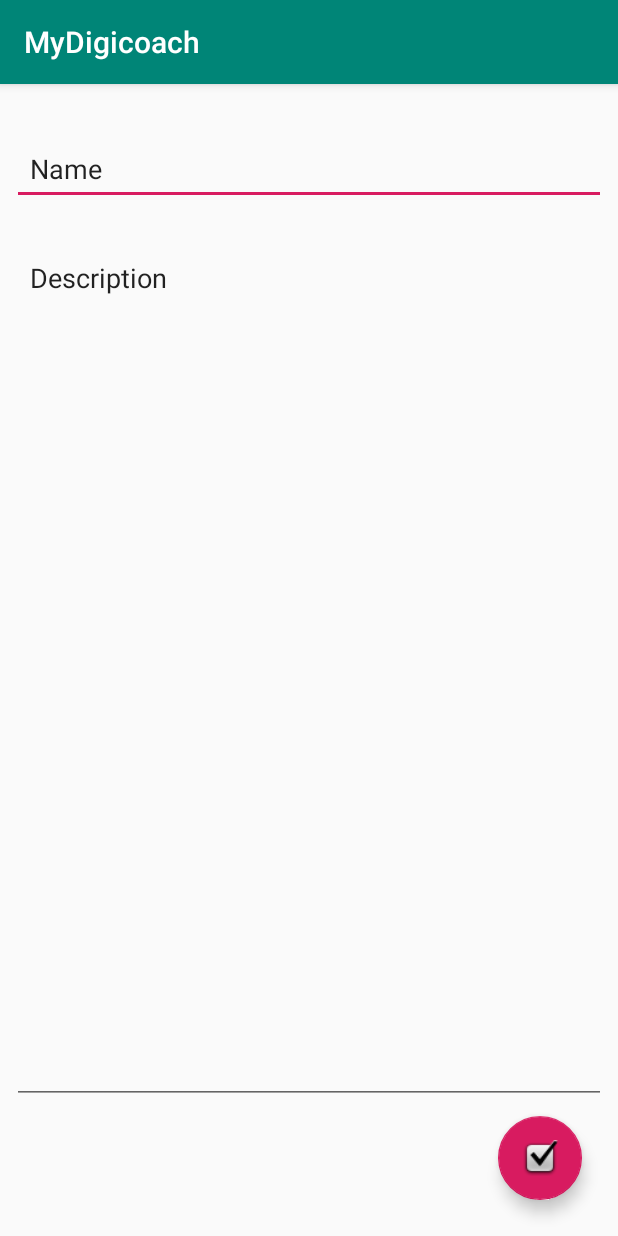
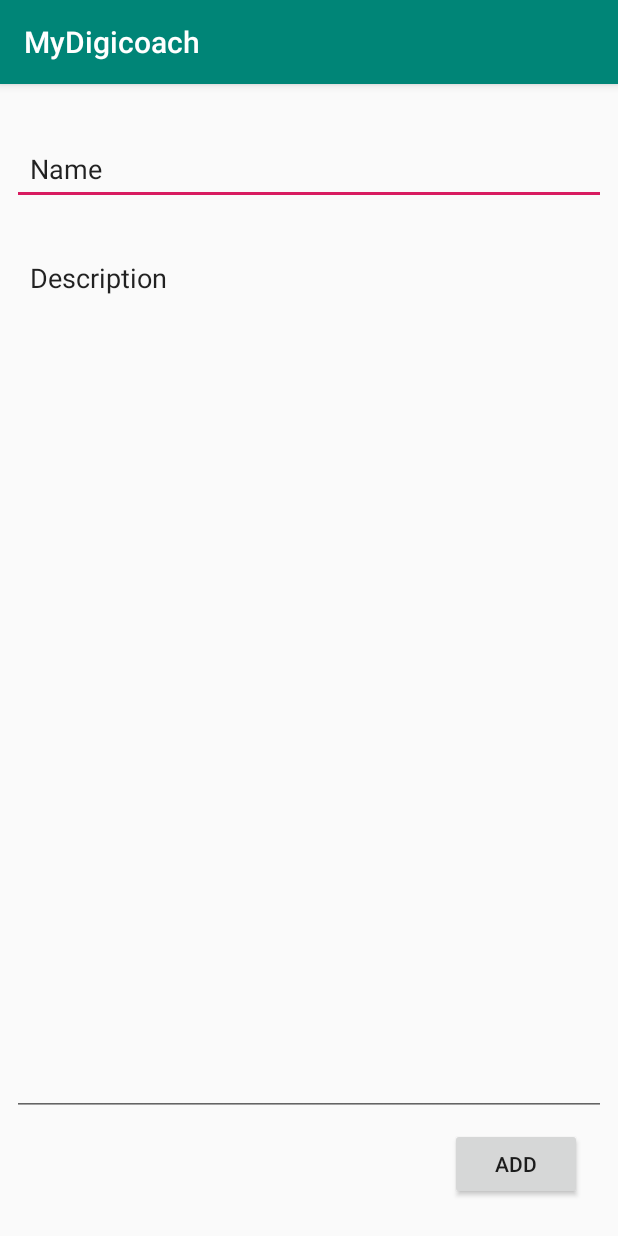
Before and after one commit to blonsky95/DigiCoachAndroid, an Android app: the ExerciseLab screen opened directly, with no data from a screen before it, on a phone screen of 412 x 824 dp. Run offline under Robolectric (Android 15) with nearby library versions, the phone set to English and light mode, and no system bars; our stand-ins replace Room's generated code, Timber.

Commit message:
- modified constraint layout and added ktx coroutines implementation - enabled the suspend function by adding it in the repo to the method - used a snackbar - usage yet to modify

```diff
--- a/app/src/main/java/com/tatoe/mydigicoach/DataViewModel.kt
+++ b/app/src/main/java/com/tatoe/mydigicoach/DataViewModel.kt
@@ -11,6 +11,7 @@ import kotlinx.coroutines.CoroutineScope
 import kotlinx.coroutines.Dispatchers
 import kotlinx.coroutines.SupervisorJob
 import kotlinx.coroutines.launch
+import timber.log.Timber
 
 class DataViewModel(application: Application) : AndroidViewModel(application) {
 
@@ -34,6 +35,7 @@ class DataViewModel(application: Application) : AndroidViewModel(application) {
     }
 
     fun insert(newExercise: Exercise) = viewModelScope.launch {
+        Timber.d("data view model - insert called")
         repository.insert(newExercise)
     }
 
--- a/app/src/main/java/com/tatoe/mydigicoach/ExerciseRepository.kt
+++ b/app/src/main/java/com/tatoe/mydigicoach/ExerciseRepository.kt
@@ -2,12 +2,15 @@ package com.tatoe.mydigicoach
 
 import com.tatoe.mydigicoach.database.ExerciseDao
 import com.tatoe.mydigicoach.entity.Exercise
+import timber.log.Timber
 
 class ExerciseRepository (private val exerciseDao: ExerciseDao) {
 
     val allExercises: androidx.lifecycle.LiveData<List<Exercise>> = exerciseDao.getAll()
 
     suspend fun insert (exercise: Exercise) {
-        exerciseDao.addExercise(exercise)
+        var rowId = exerciseDao.addExercise(exercise)
+        Timber.d("new exercise, row: $rowId")
+        //todo add snackbar + check if returns row id - if it does put success message
     }
 }
--- a/app/src/main/java/com/tatoe/mydigicoach/database/ExerciseDao.kt
+++ b/app/src/main/java/com/tatoe/mydigicoach/database/ExerciseDao.kt
@@ -15,7 +15,7 @@ interface ExerciseDao {
     fun insertAll(vararg exercise: Exercise)
 
     @Insert
-    fun addExercise(exercise: Exercise)
+    suspend fun addExercise(exercise: Exercise) : Long
 
     @Delete
     fun delete(exercise: Exercise)
--- a/app/src/main/java/com/tatoe/mydigicoach/ui/BlockLab.kt
+++ b/app/src/main/java/com/tatoe/mydigicoach/ui/BlockLab.kt
@@ -12,6 +12,10 @@ class BlockLab : AppCompatActivity() {
         super.onCreate(savedInstanceState)
         setContentView(R.layout.activity_block_lab)
 
+        //todo display list of exercises - modify the method for retrieving all the exercises
+
+        // add the delete as well
+
         button4.setOnClickListener {
             var intent = Intent(this, ExerciseLab::class.java)
             startActivity(intent)
--- a/app/src/main/java/com/tatoe/mydigicoach/ui/ExerciseLab.kt
+++ b/app/src/main/java/com/tatoe/mydigicoach/ui/ExerciseLab.kt
@@ -1,12 +1,15 @@
 package com.tatoe.mydigicoach.ui
 
 import android.os.Bundle
+import android.view.View
 import androidx.appcompat.app.AppCompatActivity
 import androidx.lifecycle.ViewModelProviders
+import com.google.android.material.snackbar.Snackbar
 import com.tatoe.mydigicoach.DataViewModel
 import com.tatoe.mydigicoach.R
 import com.tatoe.mydigicoach.entity.Exercise
 import kotlinx.android.synthetic.main.activity_exercise_lab.*
+import timber.log.Timber
 
 class ExerciseLab : AppCompatActivity() {
 
@@ -18,30 +21,24 @@ class ExerciseLab : AppCompatActivity() {
         super.onCreate(savedInstanceState)
         setContentView(R.layout.activity_exercise_lab)
 
+        var view = exercise_lab_layout as View
+
         dataViewModel = ViewModelProviders.of(this).get(DataViewModel::class.java)
 
 
-        floatingActionButton.setOnClickListener {
+        addExerciseButton.setOnClickListener {
             exerciseName=EditText1.text.trim().toString()
             exerciseDesc=editText2.text.trim().toString()
 
             var newExercise = Exercise(exerciseName,exerciseDesc)
+
+            Timber.d("New exercise - built: ${newExercise.name} ${newExercise.description}")
             dataViewModel.insert(newExercise)
+            val mySnackbar = Snackbar.make(view, "adding new exercise", Snackbar.LENGTH_LONG)
+            //todo update snackbar when you get a succesfull exercise added
+            mySnackbar.show()
 
 
-
-            //todo use a coroutine to store the exercise
-            //todo use another DAO method to check if it has been updated
-            //todo check for autoincrement and why am i providing it as a parameter
-            //todo add navigation so can circulate through app
-//            GlobalScope.launch {
-//                db.todoDao().insertAll(TodoEntry("Title", "Content"))
-//                data = db.todoDao().getAll()
-//
-//                data?.forEach {
-//                    println(it)
-//                }
-//            }
         }
     }
 }
--- a/app/src/main/res/layout/activity_block_lab.xml
+++ b/app/src/main/res/layout/activity_block_lab.xml
@@ -1,5 +1,5 @@
 <?xml version="1.0" encoding="utf-8"?>
-<android.support.constraint.ConstraintLayout
+<androidx.constraintlayout.widget.ConstraintLayout
         xmlns:android="http://schemas.android.com/apk/res/android"
         xmlns:tools="http://schemas.android.com/tools"
         xmlns:app="http://schemas.android.com/apk/res-auto"
@@ -15,4 +15,4 @@
             app:layout_constraintTop_toTopOf="parent" app:layout_constraintStart_toStartOf="parent"
             android:layout_marginStart="8dp" app:layout_constraintEnd_toEndOf="parent" android:layout_marginEnd="8dp"
             android:layout_marginBottom="8dp" app:layout_constraintBottom_toBottomOf="parent"/>
-</android.support.constraint.ConstraintLayout>
+</androidx.constraintlayout.widget.ConstraintLayout>
--- a/app/src/main/res/layout/activity_block_viewer.xml
+++ b/app/src/main/res/layout/activity_block_viewer.xml
@@ -1,5 +1,5 @@
 <?xml version="1.0" encoding="utf-8"?>
-<android.support.constraint.ConstraintLayout
+<androidx.constraintlayout.widget.ConstraintLayout
         xmlns:android="http://schemas.android.com/apk/res/android"
         xmlns:tools="http://schemas.android.com/tools"
         xmlns:app="http://schemas.android.com/apk/res-auto"
@@ -16,4 +16,4 @@
             android:layout_marginEnd="8dp" app:layout_constraintStart_toStartOf="parent"
             android:layout_marginStart="8dp" android:layout_marginBottom="8dp"
             app:layout_constraintBottom_toBottomOf="parent"/>
-</android.support.constraint.ConstraintLayout>
+</androidx.constraintlayout.widget.ConstraintLayout>
--- a/app/src/main/res/layout/activity_exercise_lab.xml
+++ b/app/src/main/res/layout/activity_exercise_lab.xml
@@ -1,10 +1,11 @@
 <?xml version="1.0" encoding="utf-8"?>
-<android.support.constraint.ConstraintLayout
+<androidx.constraintlayout.widget.ConstraintLayout
         xmlns:android="http://schemas.android.com/apk/res/android"
         xmlns:tools="http://schemas.android.com/tools"
         xmlns:app="http://schemas.android.com/apk/res-auto"
         android:layout_width="match_parent"
         android:layout_height="match_parent"
+        android:id="@+id/exercise_lab_layout"
         tools:context=".ui.ExerciseLab">
 
     <EditText
@@ -29,15 +30,15 @@
             app:layout_constraintStart_toStartOf="parent" android:layout_marginTop="24dp"
             app:layout_constraintTop_toBottomOf="@+id/EditText1"
             app:layout_constraintHorizontal_bias="0.0"
-            android:layout_marginBottom="8dp" app:layout_constraintBottom_toTopOf="@+id/floatingActionButton"
+            android:layout_marginBottom="8dp" app:layout_constraintBottom_toTopOf="@+id/addExerciseButton"
             app:layout_constraintVertical_bias="0.0" android:padding="12dp"/>
-    <android.support.design.widget.FloatingActionButton
+    <Button
             android:layout_width="wrap_content"
             android:layout_height="wrap_content"
-            android:clickable="true" app:srcCompat="@android:drawable/checkbox_on_background"
-            android:id="@+id/floatingActionButton" app:layout_constraintEnd_toEndOf="parent"
+            android:text="ADD"
+            android:id="@+id/addExerciseButton" app:layout_constraintEnd_toEndOf="parent"
             android:layout_marginEnd="24dp"
             android:layout_marginStart="8dp" app:layout_constraintStart_toStartOf="parent"
             app:layout_constraintHorizontal_bias="1.0" android:layout_marginBottom="24dp"
             app:layout_constraintBottom_toBottomOf="parent"/>
-</android.support.constraint.ConstraintLayout>
+</androidx.constraintlayout.widget.ConstraintLayout>
--- a/app/src/main/res/layout/activity_main.xml
+++ b/app/src/main/res/layout/activity_main.xml
@@ -1,5 +1,5 @@
 <?xml version="1.0" encoding="utf-8"?>
-<android.support.constraint.ConstraintLayout
+<androidx.constraintlayout.widget.ConstraintLayout
         xmlns:android="http://schemas.android.com/apk/res/android"
         xmlns:tools="http://schemas.android.com/tools"
         xmlns:app="http://schemas.android.com/apk/res-auto"
@@ -23,4 +23,4 @@
             android:layout_marginEnd="8dp" app:layout_constraintStart_toStartOf="parent"
             android:layout_marginStart="8dp" android:layout_marginBottom="8dp"
             app:layout_constraintBottom_toBottomOf="parent" app:layout_constraintVertical_bias="0.0"/>
-</android.support.constraint.ConstraintLayout>
+</androidx.constraintlayout.widget.ConstraintLayout>
--- a/app/src/main/res/layout/activity_view_of_week.xml
+++ b/app/src/main/res/layout/activity_view_of_week.xml
@@ -1,5 +1,5 @@
 <?xml version="1.0" encoding="utf-8"?>
-<android.support.constraint.ConstraintLayout
+<androidx.constraintlayout.widget.ConstraintLayout
         xmlns:android="http://schemas.android.com/apk/res/android"
         xmlns:tools="http://schemas.android.com/tools"
         xmlns:app="http://schemas.android.com/apk/res-auto"
@@ -7,4 +7,4 @@
         android:layout_height="match_parent"
         tools:context=".ui.ViewOfWeek">
 
-</android.support.constraint.ConstraintLayout>
+</androidx.constraintlayout.widget.ConstraintLayout>
```
Also changed, not shown: app/build.gradle (+9 -0 lines), app/src/main/java/com/tatoe/mydigicoach/entity/Exercise.kt (+7 -3 lines), app/src/main/java/com/tatoe/mydigicoach/ui/MainActivity.kt (+7 -0 lines).
